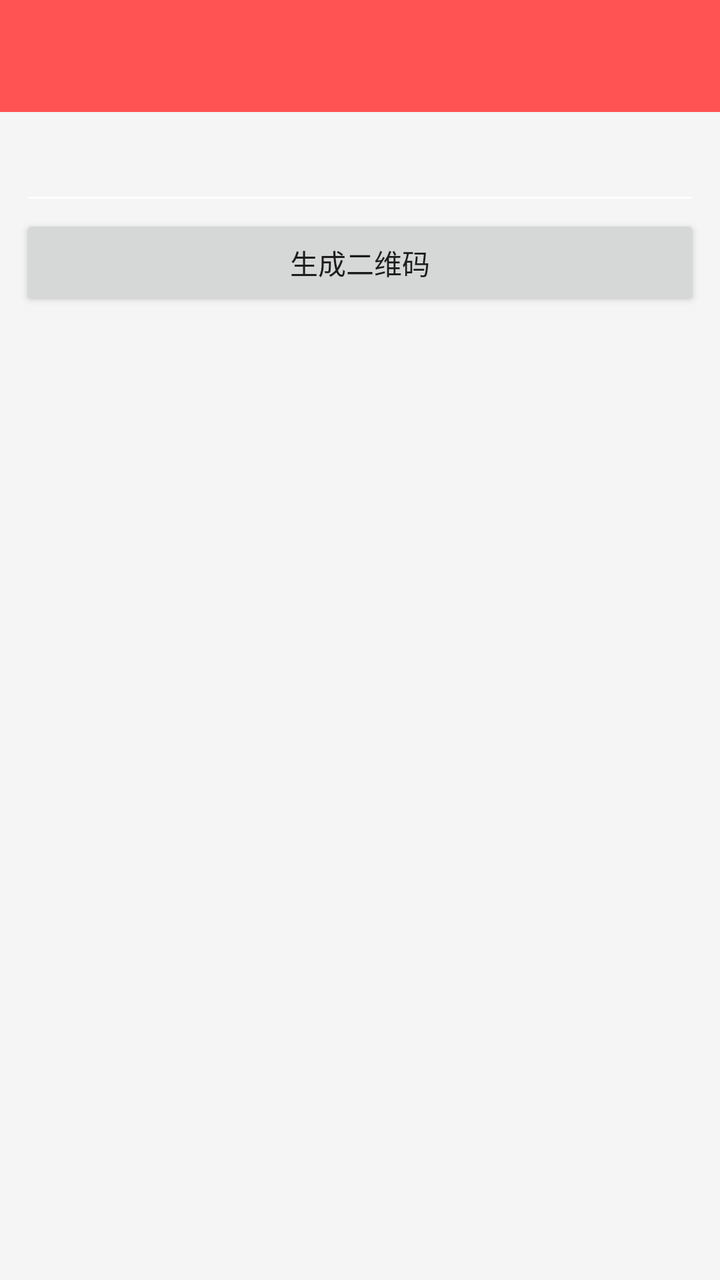
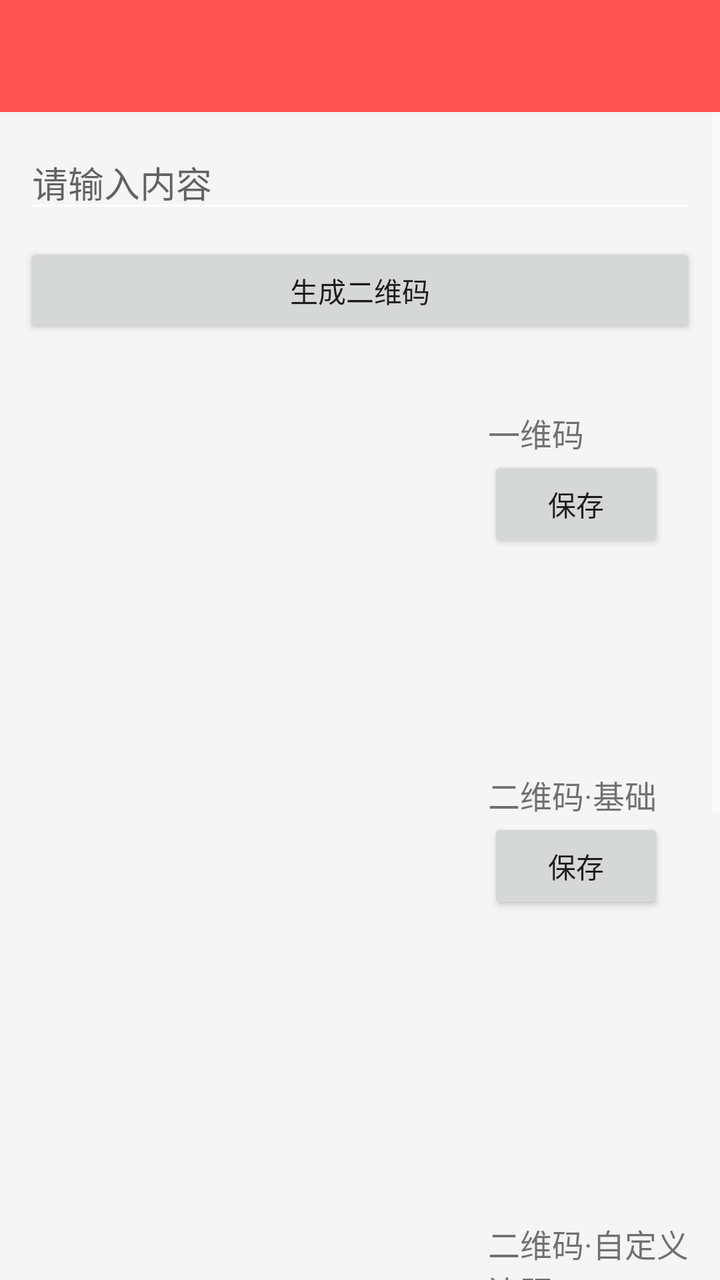

Screens rendered from an Android XML layout before and after an edit, with the pre-edit source and the edit as a unified diff.
<!-- AndroidManifest.xml: application theme AppTheme -->
<!-- res/layout/activity_create_qrcode.xml -->
<?xml version="1.0" encoding="utf-8"?>
<androidx.constraintlayout.widget.ConstraintLayout
    xmlns:android="http://schemas.android.com/apk/res/android"
    android:layout_width="match_parent"
    android:layout_height="match_parent"
    android:fitsSystemWindows="true"
    xmlns:app="http://schemas.android.com/apk/res-auto">

    <androidx.appcompat.widget.Toolbar
        android:id="@+id/toolbar"
        app:popupTheme="@style/ToolbarPopupTheme"
        android:layout_width="match_parent"
        android:layout_height="wrap_content"
        app:layout_constraintTop_toTopOf="parent"
        app:titleTextColor="@android:color/white"
        android:background="@color/colorAccent"
        />

    <EditText
        android:id="@+id/input"
        android:layout_width="0dp"
        android:layout_height="wrap_content"
        android:layout_marginTop="10dp"
        android:layout_marginLeft="10dp"
        android:layout_marginRight="10dp"
        app:layout_constraintTop_toBottomOf="@id/toolbar"
        app:layout_constraintRight_toRightOf="parent"
        app:layout_constraintLeft_toLeftOf="parent"
        />

    <Button
        android:text="@string/create_btn_generate"
        android:id="@+id/btnCreate"
        android:layout_width="0dp"
        android:layout_height="wrap_content"
        android:layout_marginLeft="10dp"
        android:layout_marginRight="10dp"
        app:layout_constraintTop_toBottomOf="@id/input"
        app:layout_constraintRight_toRightOf="parent"
        app:layout_constraintLeft_toLeftOf="parent"
        />

    <ImageView
        android:id="@+id/imgQrcode"
        android:layout_width="wrap_content"
        android:layout_height="wrap_content"
        app:layout_constraintTop_toBottomOf="@id/btnCreate"
        app:layout_constraintRight_toRightOf="parent"
        app:layout_constraintBottom_toBottomOf="parent"
        app:layout_constraintLeft_toLeftOf="parent"
        />

</androidx.constraintlayout.widget.ConstraintLayout>
<!-- resources referenced by this layout -->
<resources>
  <color name="colorAccent">#FF5252</color>
  <string name="create_btn_generate">生成二维码</string>
  <style name="ToolbarPopupTheme" parent="Widget.AppCompat.Light.PopupMenu.Overflow">
          <item name="overlapAnchor">false</item>  
          <item name="android:colorBackground">@android:color/white</item>  
          
          <item name="android:textColorPrimary">@android:color/black</item>
      </style>
  <style name="AppTheme" parent="Theme.AppCompat.Light.NoActionBar">
          
          <item name="colorPrimary">@color/colorPrimary</item>
          <item name="colorPrimaryDark">@color/colorPrimaryDark</item>
          <item name="colorAccent">@color/colorAccent</item>
  
          
          <item name="android:textColorSecondary">@android:color/white</item>
  
          
          <item name="android:textAllCaps">false</item>
  
          
          <item name="android:windowBackground">@color/page_bg</item>
  
      </style>
  <color name="colorPrimary">#FF5252</color>
  <color name="colorPrimaryDark">#FF5252</color>
  <color name="page_bg">#FFF5F5F5</color>
</resources>

<!-- the commit's change to res/layout/activity_create_qrcode.xml (unified diff, before → after) -->
@@ -1,53 +1,192 @@
 <?xml version="1.0" encoding="utf-8"?>
-<androidx.constraintlayout.widget.ConstraintLayout
-    xmlns:android="http://schemas.android.com/apk/res/android"
+<LinearLayout xmlns:android="http://schemas.android.com/apk/res/android"
+    xmlns:app="http://schemas.android.com/apk/res-auto"
     android:layout_width="match_parent"
     android:layout_height="match_parent"
-    android:fitsSystemWindows="true"
-    xmlns:app="http://schemas.android.com/apk/res-auto">
+    android:orientation="vertical"
+    android:fitsSystemWindows="true">
 
+    
     <androidx.appcompat.widget.Toolbar
         android:id="@+id/toolbar"
         app:popupTheme="@style/ToolbarPopupTheme"
         android:layout_width="match_parent"
         android:layout_height="wrap_content"
-        app:layout_constraintTop_toTopOf="parent"
         app:titleTextColor="@android:color/white"
         android:background="@color/colorAccent"
         />
 
-    <EditText
-        android:id="@+id/input"
-        android:layout_width="0dp"
-        android:layout_height="wrap_content"
-        android:layout_marginTop="10dp"
-        android:layout_marginLeft="10dp"
-        android:layout_marginRight="10dp"
-        app:layout_constraintTop_toBottomOf="@id/toolbar"
-        app:layout_constraintRight_toRightOf="parent"
-        app:layout_constraintLeft_toLeftOf="parent"
-        />
+    <ScrollView
+        android:layout_width="match_parent"
+        android:layout_height="0dp"
+        android:layout_weight="1">
 
-    <Button
-        android:text="@string/create_btn_generate"
-        android:id="@+id/btnCreate"
-        android:layout_width="0dp"
-        android:layout_height="wrap_content"
-        android:layout_marginLeft="10dp"
-        android:layout_marginRight="10dp"
-        app:layout_constraintTop_toBottomOf="@id/input"
-        app:layout_constraintRight_toRightOf="parent"
-        app:layout_constraintLeft_toLeftOf="parent"
-        />
+        <LinearLayout
+            android:layout_width="match_parent"
+            android:layout_height="wrap_content"
+            android:orientation="vertical"
+            android:padding="12dp">
 
-    <ImageView
-        android:id="@+id/imgQrcode"
-        android:layout_width="wrap_content"
-        android:layout_height="wrap_content"
-        app:layout_constraintTop_toBottomOf="@id/btnCreate"
-        app:layout_constraintRight_toRightOf="parent"
-        app:layout_constraintBottom_toBottomOf="parent"
-        app:layout_constraintLeft_toLeftOf="parent"
-        />
+            <EditText
+                android:id="@+id/input"
+                android:layout_width="match_parent"
+                android:layout_height="wrap_content"
+                android:hint="@string/create_input_hint" />
 
-</androidx.constraintlayout.widget.ConstraintLayout>
+            <Button
+                android:id="@+id/btnCreate"
+                android:layout_width="match_parent"
+                android:layout_height="wrap_content"
+                android:layout_marginTop="10dp"
+                android:text="@string/create_btn_generate" />
+
+            
+            <LinearLayout
+                android:layout_width="match_parent"
+                android:layout_height="wrap_content"
+                android:layout_marginTop="16dp"
+                android:orientation="horizontal"
+                android:gravity="center_vertical">
+
+                <ImageView
+                    android:id="@+id/imgBarcode"
+                    android:layout_width="220dp"
+                    android:layout_height="110dp"
+                    android:contentDescription="@string/create_label_barcode"
+                    android:scaleType="centerInside" />
+
+                <LinearLayout
+                    android:layout_width="0dp"
+                    android:layout_height="wrap_content"
+                    android:layout_weight="1"
+                    android:layout_marginLeft="12dp"
+                    android:orientation="vertical">
+
+                    <TextView
+                        android:layout_width="wrap_content"
+                        android:layout_height="wrap_content"
+                        android:text="@string/create_label_barcode"
+                        android:textSize="16sp" />
+
+                    <Button
+                        android:id="@+id/btnSaveBarcode"
+                        android:layout_width="wrap_content"
+                        android:layout_height="wrap_content"
+                        android:text="@string/create_save" />
+                </LinearLayout>
+            </LinearLayout>
+
+            
+            <LinearLayout
+                android:layout_width="match_parent"
+                android:layout_height="wrap_content"
+                android:layout_marginTop="16dp"
+                android:orientation="horizontal"
+                android:gravity="center_vertical">
+
+                <ImageView
+                    android:id="@+id/imgBasic"
+                    android:layout_width="220dp"
+                    android:layout_height="220dp"
+                    android:contentDescription="@string/create_label_basic"
+                    android:scaleType="centerInside" />
+
+                <LinearLayout
+                    android:layout_width="0dp"
+                    android:layout_height="wrap_content"
+                    android:layout_weight="1"
+                    android:layout_marginLeft="12dp"
+                    android:orientation="vertical">
+
+                    <TextView
+                        android:layout_width="wrap_content"
+                        android:layout_height="wrap_content"
+                        android:text="@string/create_label_basic"
+                        android:textSize="16sp" />
+
+                    <Button
+                        android:id="@+id/btnSaveBasic"
+                        android:layout_width="wrap_content"
+                        android:layout_height="wrap_content"
+                        android:text="@string/create_save" />
+                </LinearLayout>
+            </LinearLayout>
+
+            
+            <LinearLayout
+                android:layout_width="match_parent"
+                android:layout_height="wrap_content"
+                android:layout_marginTop="16dp"
+                android:orientation="horizontal"
+                android:gravity="center_vertical">
+
+                <ImageView
+                    android:id="@+id/imgPadding"
+                    android:layout_width="220dp"
+                    android:layout_height="220dp"
+                    android:contentDescription="@string/create_label_padding"
+                    android:scaleType="centerInside" />
+
+                <LinearLayout
+                    android:layout_width="0dp"
+                    android:layout_height="wrap_content"
+                    android:layout_weight="1"
+                    android:layout_marginLeft="12dp"
+                    android:orientation="vertical">
+
+                    <TextView
+                        android:layout_width="wrap_content"
+                        android:layout_height="wrap_content"
+                        android:text="@string/create_label_padding"
+                        android:textSize="16sp" />
+
+                    <Button
+                        android:id="@+id/btnSavePadding"
+                        android:layout_width="wrap_content"
+                        android:layout_height="wrap_content"
+                        android:text="@string/create_save" />
+                </LinearLayout>
+            </LinearLayout>
+
+            
+            <LinearLayout
+                android:layout_width="match_parent"
+                android:layout_height="wrap_content"
+                android:layout_marginTop="16dp"
+                android:layout_marginBottom="16dp"
+                android:orientation="horizontal"
+                android:gravity="center_vertical">
+
+                <ImageView
+                    android:id="@+id/imgLogo"
+                    android:layout_width="220dp"
+                    android:layout_height="220dp"
+                    android:contentDescription="@string/create_label_logo"
+                    android:scaleType="centerInside" />
+
+                <LinearLayout
+                    android:layout_width="0dp"
+                    android:layout_height="wrap_content"
+                    android:layout_weight="1"
+                    android:layout_marginLeft="12dp"
+                    android:orientation="vertical">
+
+                    <TextView
+                        android:layout_width="wrap_content"
+                        android:layout_height="wrap_content"
+                        android:text="@string/create_label_logo"
+                        android:textSize="16sp" />
+
+                    <Button
+                        android:id="@+id/btnSaveLogo"
+                        android:layout_width="wrap_content"
+                        android:layout_height="wrap_content"
+                        android:text="@string/create_save" />
+                </LinearLayout>
+            </LinearLayout>
+
+        </LinearLayout>
+
+    </ScrollView>
+
+</LinearLayout>
<!-- resource entries referenced after the edit -->
@@ -2,6 +2,12 @@
 <resources>
   <color name="colorAccent">#FF5252</color>
   <string name="create_btn_generate">生成二维码</string>
+  <string name="create_input_hint">请输入内容</string>
+  <string name="create_label_barcode">一维码</string>
+  <string name="create_label_basic">二维码·基础</string>
+  <string name="create_label_logo">二维码·带Logo</string>
+  <string name="create_label_padding">二维码·自定义边距</string>
+  <string name="create_save">保存</string>
   <style name="ToolbarPopupTheme" parent="Widget.AppCompat.Light.PopupMenu.Overflow">
           <item name="overlapAnchor">false</item>  
           <item name="android:colorBackground">@android:color/white</item>  
